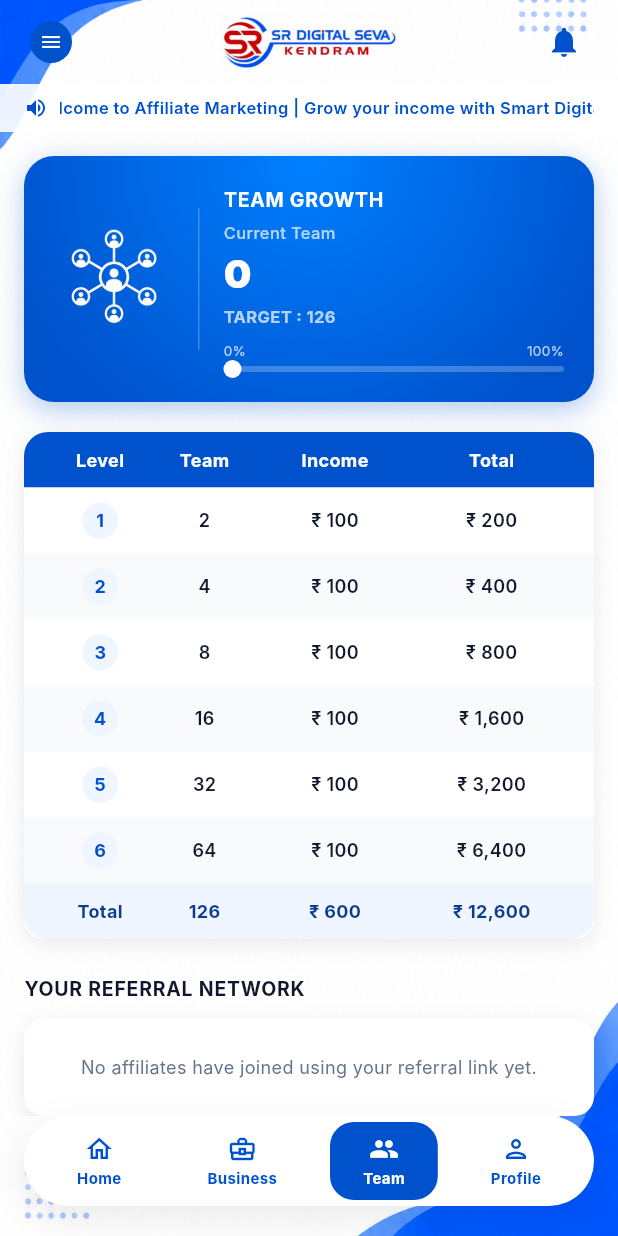
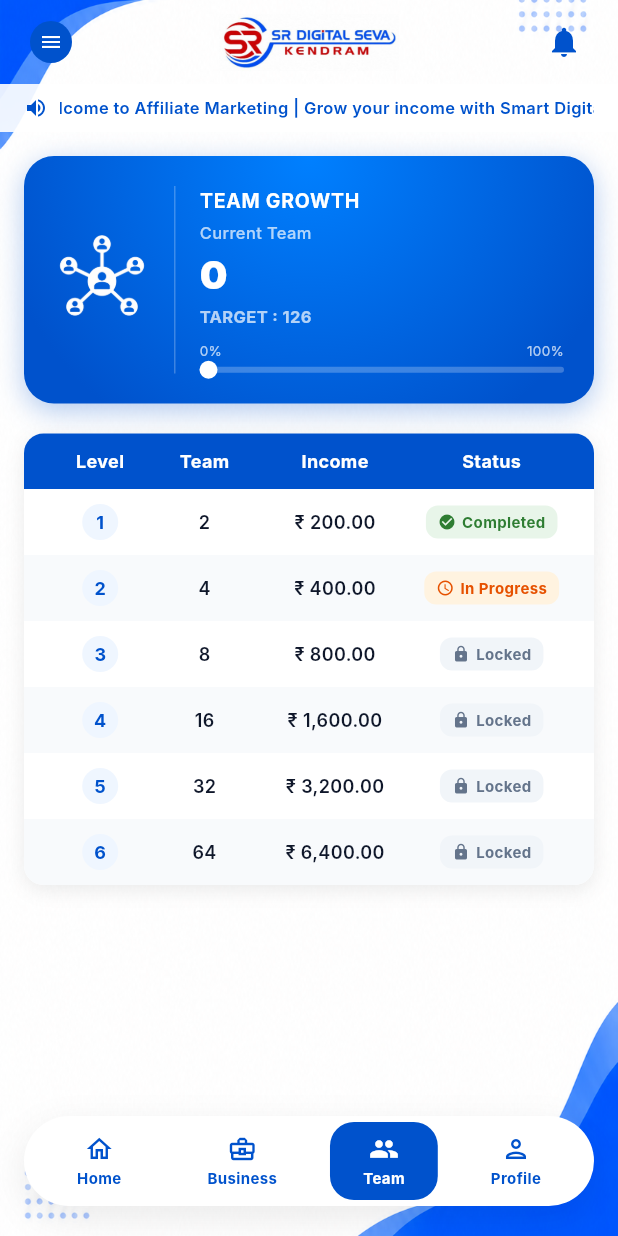
Before and after one commit to Hariswar8018/Recharge-App, a Flutter app: the HomeScreen screen opened by its route, item 3 of the bottom bar chosen, on a phone screen of 412 x 824 dp. Run offline on Flutter 3.47's test engine with Material 3 defaults, Android fonts, the phone set to English and light mode, and no system bars; our stand-ins replace shared_preferences; missing offline and left inert: flutter_image_gallery_saver, razorpay_flutter, share_me, upi_uri; accounts and stored records are empty; network calls fail; Roboto replaces fonts that are missing (Inter).

Commit message:
Team page ookay

```diff
--- a/mobile_app/lib/screens/home_screen.dart
+++ b/mobile_app/lib/screens/home_screen.dart
@@ -2165,21 +2165,76 @@ class _HomeScreenState extends State<HomeScreen> {
   }
 
   // --- TAB 2: TEAM VIEW ---
+  Widget _buildStatusBadge(String status) {
+    if (status == "Status") {
+      return const Text(
+        "Status",
+        style: TextStyle(
+          color: Colors.white,
+          fontSize: 12,
+          fontWeight: FontWeight.bold,
+        ),
+        textAlign: TextAlign.center,
+      );
+    }
+
+    Color bgColor;
+    Color textColor;
+    IconData iconData;
+
+    if (status == "Completed") {
+      bgColor = const Color(0xFFE8F5E9); // Light green
+      textColor = const Color(0xFF2E7D32); // Dark green
+      iconData = Icons.check_circle;
+    } else if (status == "In Progress") {
+      bgColor = const Color(0xFFFFF3E0); // Light orange
+      textColor = const Color(0xFFE65100); // Dark orange
+      iconData = Icons.access_time;
+    } else {
+      bgColor = const Color(0xFFF1F5F9); // Light grey/slate
+      textColor = const Color(0xFF64748B); // Slate grey
+      iconData = Icons.lock;
+    }
+
+    return Container(
+      padding: const EdgeInsets.symmetric(horizontal: 8, vertical: 4),
+      decoration: BoxDecoration(
+        color: bgColor,
+        borderRadius: BorderRadius.circular(8),
+      ),
+      child: Row(
+        mainAxisSize: MainAxisSize.min,
+        mainAxisAlignment: MainAxisAlignment.center,
+        children: [
+          Icon(iconData, color: textColor, size: 12),
+          const SizedBox(width: 4),
+          Text(
+            status,
+            style: TextStyle(
+              color: textColor,
+              fontSize: 10,
+              fontWeight: FontWeight.bold,
+            ),
+          ),
+        ],
+      ),
+    );
+  }
+
   Widget _buildLevelRow({
     required String level,
     required String team,
     required String income,
-    required String total,
+    required String status,
     required Color bgColor,
     bool isHeader = false,
-    bool isFooter = false,
+    bool isFirstRow = false,
+    bool isLastRow = false,
   }) {
     final TextStyle textStyle = TextStyle(
       fontSize: 12,
-      fontWeight: (isHeader || isFooter) ? FontWeight.bold : FontWeight.w600,
-      color: isHeader
-          ? Colors.white
-          : (isFooter ? const Color(0xFF0C3C8F) : AppTheme.textDarkBlue),
+      fontWeight: isHeader ? FontWeight.bold : FontWeight.w600,
+      color: isHeader ? Colors.white : AppTheme.textDarkBlue,
     );
 
     return Container(
@@ -2187,17 +2242,20 @@ class _HomeScreenState extends State<HomeScreen> {
       decoration: BoxDecoration(
         color: bgColor,
         borderRadius: isHeader
-            ? const BorderRadius.vertical(top: Radius.circular(16))
-            : (isFooter
-                  ? const BorderRadius.vertical(bottom: Radius.circular(16))
-                  : null),
+            ? const BorderRadius.vertical(top: Radius.circular(13))
+            : BorderRadius.only(
+                topLeft: isFirstRow ? const Radius.circular(13) : Radius.zero,
+                topRight: isFirstRow ? const Radius.circular(13) : Radius.zero,
+                bottomLeft: isLastRow ? const Radius.circular(13) : Radius.zero,
+                bottomRight: isLastRow ? const Radius.circular(13) : Radius.zero,
+              ),
       ),
       child: Row(
         children: [
           // Level
           Expanded(
             flex: 2,
-            child: isHeader || isFooter
+            child: isHeader
                 ? Text(level, style: textStyle, textAlign: TextAlign.center)
                 : Center(
                     child: Container(
@@ -2230,10 +2288,12 @@ class _HomeScreenState extends State<HomeScreen> {
             flex: 3,
             child: Text(income, style: textStyle, textAlign: TextAlign.center),
           ),
-          // Total
+          // Status
           Expanded(
             flex: 3,
-            child: Text(total, style: textStyle, textAlign: TextAlign.center),
+            child: Center(
+              child: _buildStatusBadge(status),
+            ),
           ),
         ],
       ),
@@ -2249,7 +2309,7 @@ class _HomeScreenState extends State<HomeScreen> {
           // Team Growth Card
           Container(
             width: double.infinity,
-            padding: const EdgeInsets.all(20),
+            padding: const EdgeInsets.only(top:20,bottom:20, left:12, right:20),
             decoration: BoxDecoration(
               gradient: AppTheme.blueGradient,
               borderRadius: BorderRadius.circular(20),
@@ -2269,7 +2329,7 @@ class _HomeScreenState extends State<HomeScreen> {
                   children: [
                     // Team Network Icon on the Left
                     Image.asset(
-                      'assets/teams.png',
+                      'assets/logos/user.png',
                       width: 80,
                       height: 80,
                       fit: BoxFit.contain,
@@ -2279,9 +2339,9 @@ class _HomeScreenState extends State<HomeScreen> {
                         size: 70,
                       ),
                     ),
-                    const SizedBox(width: 16),
+                    const SizedBox(width: 8),
                     // Vertical White Divider
-                    Container(width: 1, height: 95, color: Colors.white24),
+                    Container(width: 1, height: 125, color: Colors.white24),
                     const SizedBox(width: 16),
                     // Text & Progress details on the Right
                     Expanded(
@@ -2414,8 +2474,19 @@ class _HomeScreenState extends State<HomeScreen> {
 
           const SizedBox(height: 20),
 
-          // Levels Matrix Table Card
-          Container(
+          // Unified Levels Table Card (Header & Body merged)
+          Builder(
+            builder: (context) {
+              // Dynamic status calculation based on current team size (defaulting to mock display values if team is empty to showcase all states)
+              final int displayCount = _membersCount == 0 ? 3 : _membersCount;
+              final String status1 = displayCount >= 2 ? "Completed" : (displayCount > 0 ? "In Progress" : "Locked");
+              final String status2 = displayCount >= 6 ? "Completed" : (displayCount >= 2 ? "In Progress" : "Locked");
+              final String status3 = displayCount >= 14 ? "Completed" : (displayCount >= 6 ? "In Progress" : "Locked");
+              final String status4 = displayCount >= 30 ? "Completed" : (displayCount >= 14 ? "In Progress" : "Locked");
+              final String status5 = displayCount >= 62 ? "Completed" : (displayCount >= 30 ? "In Progress" : "Locked");
+              final String status6 = displayCount >= 126 ? "Completed" : (displayCount >= 62 ? "In Progress" : "Locked");
+
+              return Container(
                 decoration: BoxDecoration(
                   color: Colors.white,
                   borderRadius: BorderRadius.circular(13),
@@ -2429,72 +2500,68 @@ class _HomeScreenState extends State<HomeScreen> {
                 ),
                 child: Column(
                   children: [
-                // Header
+                    // Header Row (Joined at the top of the card)
                     _buildLevelRow(
                       level: "Level",
                       team: "Team",
                       income: "Income",
-                  total: "Total",
+                      status: "Status",
                       bgColor: AppTheme.primaryBlue,
                       isHeader: true,
                     ),
-                // Rows 1 to 6
+                    // Level 1 Row (No top-round corners since it meets header)
                     _buildLevelRow(
                       level: "1",
                       team: "2",
-                  income: "₹ 100",
-                  total: "₹ 200",
+                      income: "₹ 200.00",
+                      status: status1,
                       bgColor: Colors.white,
+                      isFirstRow: false,
                     ),
                     _buildLevelRow(
                       level: "2",
                       team: "4",
-                  income: "₹ 100",
-                  total: "₹ 400",
+                      income: "₹ 400.00",
+                      status: status2,
                       bgColor: const Color(0xFFF8FAFC),
                     ),
                     _buildLevelRow(
                       level: "3",
                       team: "8",
-                  income: "₹ 100",
-                  total: "₹ 800",
+                      income: "₹ 800.00",
+                      status: status3,
                       bgColor: Colors.white,
                     ),
                     _buildLevelRow(
                       level: "4",
                       team: "16",
-                  income: "₹ 100",
-                  total: "₹ 1,600",
+                      income: "₹ 1,600.00",
+                      status: status4,
                       bgColor: const Color(0xFFF8FAFC),
                     ),
                     _buildLevelRow(
                       level: "5",
                       team: "32",
-                  income: "₹ 100",
-                  total: "₹ 3,200",
+                      income: "₹ 3,200.00",
+                      status: status5,
                       bgColor: Colors.white,
                     ),
                     _buildLevelRow(
                       level: "6",
                       team: "64",
-                  income: "₹ 100",
-                  total: "₹ 6,400",
+                      income: "₹ 6,400.00",
+                      status: status6,
                       bgColor: const Color(0xFFF8FAFC),
-                ),
-                // Footer
-                _buildLevelRow(
-                  level: "Total",
-                  team: "126",
-                  income: "₹ 600",
-                  total: "₹ 12,600",
-                  bgColor: const Color(0xFFEFF6FF),
-                  isFooter: true,
-                ),
-              ],
-            ),
+                      isLastRow: true,
+                    ),
+                  ],
+                ),
+              );
+            },
           ),
 
           const SizedBox(height: 24),
+          /*
           const Text(
             "YOUR REFERRAL NETWORK",
             style: TextStyle(
@@ -2592,6 +2659,7 @@ class _HomeScreenState extends State<HomeScreen> {
                     );
                   },
                 ),
+          */
           const SizedBox(height: 20),
         ],
       ),
```
Also changed, not shown: mobile_app/assets/logos/user.png (added). Lines whose indentation alone changed are shown as unchanged.
